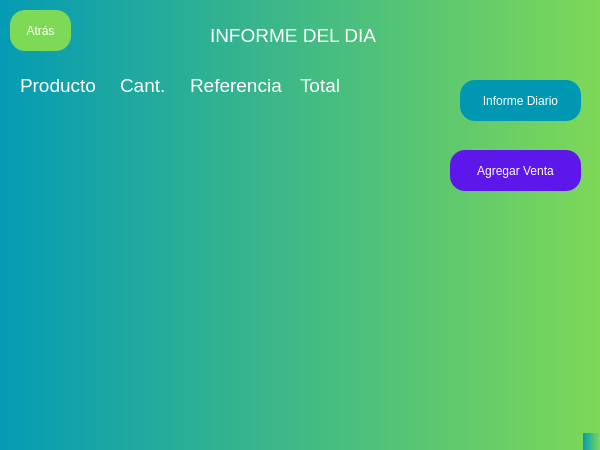
Yohan205/ProjectInventory, file Inventario.ui: the form before one commit.
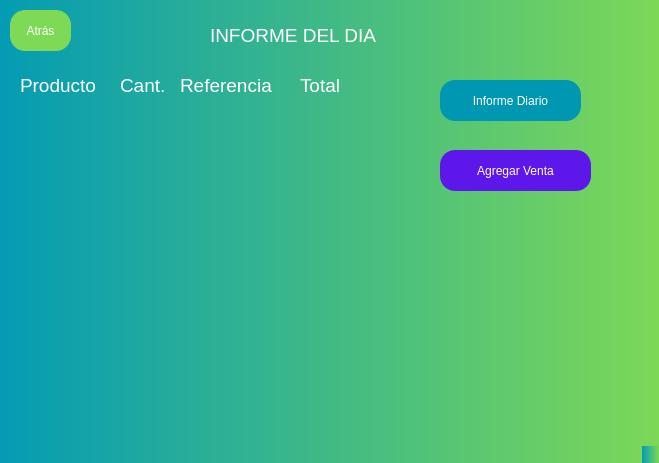
The form after the commit.

What changed in the file:
```diff
--- a/Inventario.ui
+++ b/Inventario.ui
@@ -6,8 +6,8 @@
    <rect>
     <x>0</x>
     <y>0</y>
-    <width>600</width>
-    <height>450</height>
+    <width>659</width>
+    <height>463</height>
    </rect>
   </property>
   <property name="windowTitle">
@@ -25,7 +25,7 @@
      <rect>
       <x>210</x>
       <y>20</y>
-      <width>171</width>
+      <width>201</width>
       <height>31</height>
      </rect>
     </property>
@@ -104,9 +104,9 @@
    <widget class="QLabel" name="eRef">
     <property name="geometry">
      <rect>
-      <x>190</x>
+      <x>180</x>
       <y>70</y>
-      <width>101</width>
+      <width>111</width>
       <height>31</height>
      </rect>
     </property>
@@ -158,9 +158,9 @@
    <widget class="QPushButton" name="addSell">
     <property name="geometry">
      <rect>
-      <x>450</x>
+      <x>440</x>
       <y>150</y>
-      <width>131</width>
+      <width>151</width>
       <height>41</height>
      </rect>
     </property>
@@ -180,9 +180,9 @@
    <widget class="QPushButton" name="reportDaily">
     <property name="geometry">
      <rect>
-      <x>460</x>
+      <x>440</x>
       <y>80</y>
-      <width>121</width>
+      <width>141</width>
       <height>41</height>
      </rect>
     </property>
```
Left out of the diff: 2 changed lines with no effect on the pictures.
